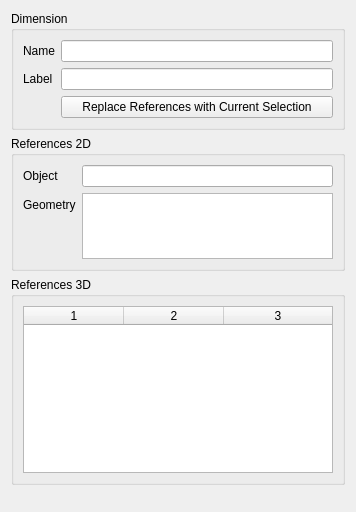
First picture: the form in src/Mod/TechDraw/Gui/TaskDimRepair.ui, repository southseact-3d/fcd, before the edit.
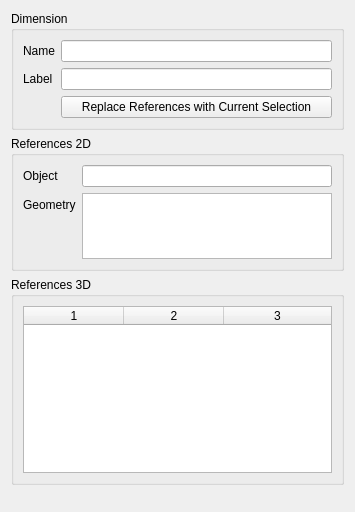
Second picture: the form after the edit.

Commit message: [TD]apply tester feedback on DimRepair

What changed in the file:
```diff
--- a/src/Mod/TechDraw/Gui/TaskDimRepair.ui
+++ b/src/Mod/TechDraw/Gui/TaskDimRepair.ui
@@ -6,7 +6,7 @@
    <rect>
     <x>0</x>
     <y>0</y>
-    <width>356</width>
+    <width>355</width>
     <height>512</height>
    </rect>
   </property>
@@ -41,6 +41,12 @@
           <property name="enabled">
            <bool>true</bool>
           </property>
+          <property name="sizePolicy">
+           <sizepolicy hsizetype="MinimumExpanding" vsizetype="Fixed">
+            <horstretch>0</horstretch>
+            <verstretch>0</verstretch>
+           </sizepolicy>
+          </property>
           <property name="alignment">
            <set>Qt::AlignRight|Qt::AlignTrailing|Qt::AlignVCenter</set>
           </property>
@@ -54,6 +60,12 @@
           <property name="enabled">
            <bool>true</bool>
           </property>
+          <property name="sizePolicy">
+           <sizepolicy hsizetype="MinimumExpanding" vsizetype="Fixed">
+            <horstretch>0</horstretch>
+            <verstretch>0</verstretch>
+           </sizepolicy>
+          </property>
           <property name="alignment">
            <set>Qt::AlignRight|Qt::AlignTrailing|Qt::AlignVCenter</set>
           </property>
@@ -64,6 +76,12 @@
         </item>
         <item row="2" column="1">
          <widget class="QPushButton" name="pbSelection">
+          <property name="sizePolicy">
+           <sizepolicy hsizetype="MinimumExpanding" vsizetype="Fixed">
+            <horstretch>0</horstretch>
+            <verstretch>0</verstretch>
+           </sizepolicy>
+          </property>
           <property name="text">
            <string>Replace References with Current Selection</string>
           </property>
@@ -91,6 +109,12 @@
         </item>
         <item row="0" column="1">
          <widget class="QLineEdit" name="leObject2d">
+          <property name="sizePolicy">
+           <sizepolicy hsizetype="MinimumExpanding" vsizetype="Fixed">
+            <horstretch>0</horstretch>
+            <verstretch>0</verstretch>
+           </sizepolicy>
+          </property>
           <property name="toolTip">
            <string>The View that owns this Dimension</string>
           </property>
@@ -165,6 +189,12 @@
      <layout class="QVBoxLayout" name="verticalLayout_4">
       <item>
        <widget class="QTableWidget" name="twReferences3d">
+        <property name="sizePolicy">
+         <sizepolicy hsizetype="MinimumExpanding" vsizetype="Expanding">
+          <horstretch>0</horstretch>
+          <verstretch>0</verstretch>
+         </sizepolicy>
+        </property>
         <property name="alternatingRowColors">
          <bool>true</bool>
         </property>
```
The commit also changes 6 other files.
